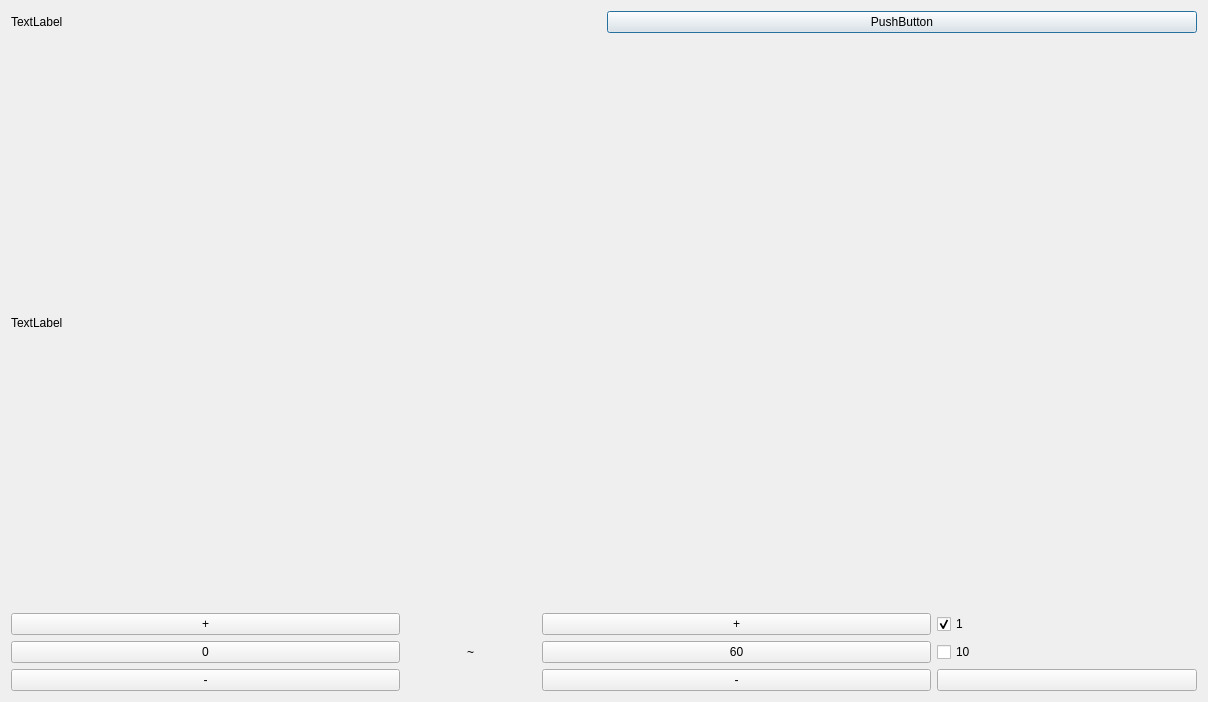
This is SearchBoxDialog.ui in wruwami/TPCAM-M30 as Qt 5 draws it before an edit. The edited form follows.
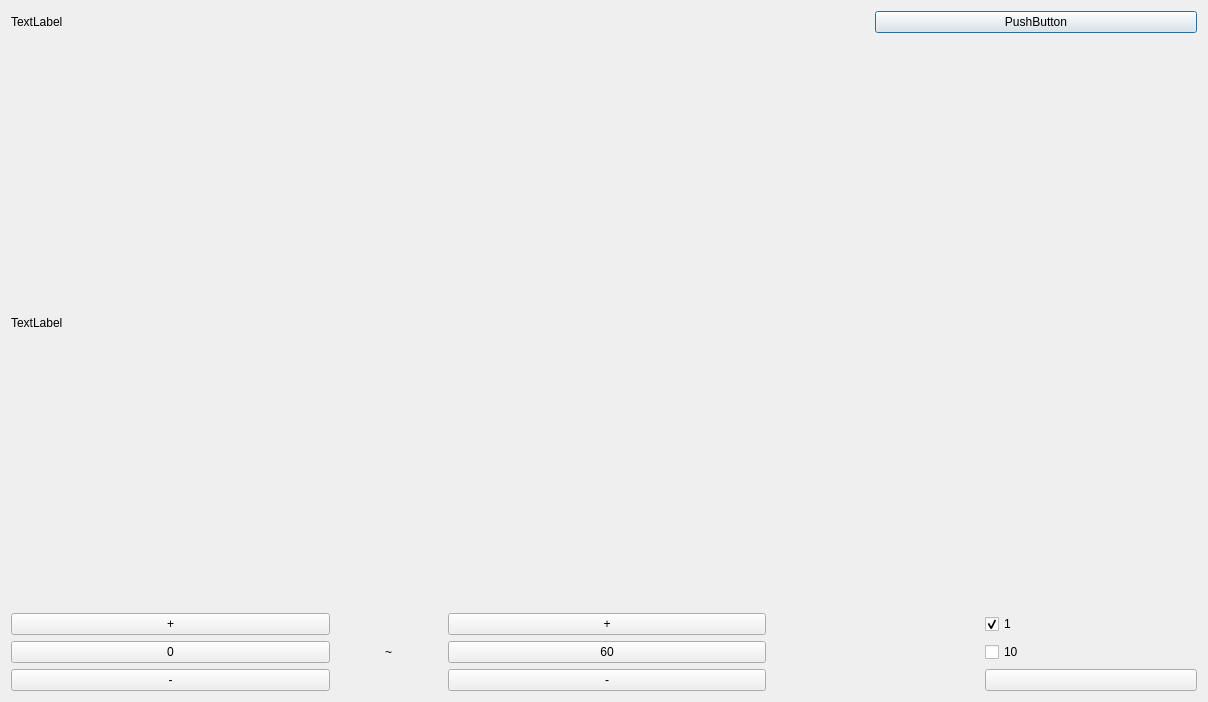
This is the edited form. Custom widgets are drawn as their Qt base class.

Commit message: mod SearchBoxDialog

The edit to the form file:
```diff
--- a/SearchBoxDialog.ui
+++ b/SearchBoxDialog.ui
@@ -13,9 +13,9 @@
   <property name="windowTitle">
    <string>Form</string>
   </property>
-  <layout class="QVBoxLayout" name="verticalLayout_2">
+  <layout class="QVBoxLayout" name="verticalLayout_2" stretch="14,68">
    <item>
-    <layout class="QHBoxLayout" name="horizontalLayout_3">
+    <layout class="QHBoxLayout" name="horizontalLayout_3" stretch="347,130">
      <item>
       <widget class="CustomLabel" name="label_3">
        <property name="text">
@@ -46,21 +46,7 @@
       </layout>
      </item>
      <item>
-      <layout class="QGridLayout" name="gridLayout" columnstretch="3,1,3,2">
-       <item row="0" column="0">
-        <widget class="CustomPushButton" name="firstPlusButton">
-         <property name="text">
-          <string>+</string>
-         </property>
-        </widget>
-       </item>
-       <item row="1" column="2">
-        <widget class="CustomPushButton" name="secondValueButton">
-         <property name="text">
-          <string>60</string>
-         </property>
-        </widget>
-       </item>
+      <layout class="QGridLayout" name="gridLayout" columnstretch="3,1,3,2,2">
        <item row="2" column="2">
         <widget class="CustomPushButton" name="secondMinusButton">
          <property name="text">
@@ -68,6 +54,23 @@
          </property>
         </widget>
        </item>
+       <item row="0" column="0">
+        <widget class="CustomPushButton" name="firstPlusButton">
+         <property name="text">
+          <string>+</string>
+         </property>
+        </widget>
+       </item>
+       <item row="0" column="4">
+        <widget class="CustomCheckBox" name="checkBox">
+         <property name="text">
+          <string>1</string>
+         </property>
+         <property name="checked">
+          <bool>true</bool>
+         </property>
+        </widget>
+       </item>
        <item row="1" column="0">
         <widget class="CustomPushButton" name="firstValueButton">
          <property name="text">
@@ -75,6 +78,13 @@
          </property>
         </widget>
        </item>
+       <item row="2" column="0">
+        <widget class="CustomPushButton" name="firstMinusButton">
+         <property name="text">
+          <string>-</string>
+         </property>
+        </widget>
+       </item>
        <item row="1" column="1" alignment="Qt::AlignHCenter">
         <widget class="QLabel" name="label_2">
          <property name="text">
@@ -82,10 +92,10 @@
          </property>
         </widget>
        </item>
-       <item row="2" column="0">
-        <widget class="CustomPushButton" name="firstMinusButton">
+       <item row="1" column="2">
+        <widget class="CustomPushButton" name="secondValueButton">
          <property name="text">
-          <string>-</string>
+          <string>60</string>
          </property>
         </widget>
        </item>
@@ -96,30 +106,33 @@
          </property>
         </widget>
        </item>
-       <item row="0" column="3">
-        <widget class="CustomCheckBox" name="checkBox">
-         <property name="text">
-          <string>1</string>
-         </property>
-         <property name="checked">
-          <bool>true</bool>
-         </property>
-        </widget>
-       </item>
-       <item row="1" column="3">
+       <item row="1" column="4">
         <widget class="CustomCheckBox" name="checkBox_2">
          <property name="text">
           <string>10</string>
          </property>
         </widget>
        </item>
-       <item row="2" column="3">
+       <item row="2" column="4">
         <widget class="CustomPushButton" name="searchButton">
          <property name="text">
           <string/>
          </property>
         </widget>
        </item>
+       <item row="0" column="3">
+        <spacer name="horizontalSpacer">
+         <property name="orientation">
+          <enum>Qt::Horizontal</enum>
+         </property>
+         <property name="sizeHint" stdset="0">
+          <size>
+           <width>40</width>
+           <height>20</height>
+          </size>
+         </property>
+        </spacer>
+       </item>
       </layout>
      </item>
     </layout>
@@ -127,16 +140,16 @@
   </layout>
  </widget>
  <customwidgets>
-  <customwidget>
-   <class>CustomLabel</class>
-   <extends>QLabel</extends>
-   <header>CustomLabel.h</header>
-  </customwidget>
   <customwidget>
    <class>CustomPushButton</class>
    <extends>QPushButton</extends>
    <header>CustomPushButton.h</header>
   </customwidget>
+  <customwidget>
+   <class>CustomLabel</class>
+   <extends>QLabel</extends>
+   <header>CustomLabel.h</header>
+  </customwidget>
   <customwidget>
    <class>CustomCheckBox</class>
    <extends>QCheckBox</extends>
```
Left out of the diff: 6 changed lines with no effect on the pictures. The commit also changes 2 other files.
